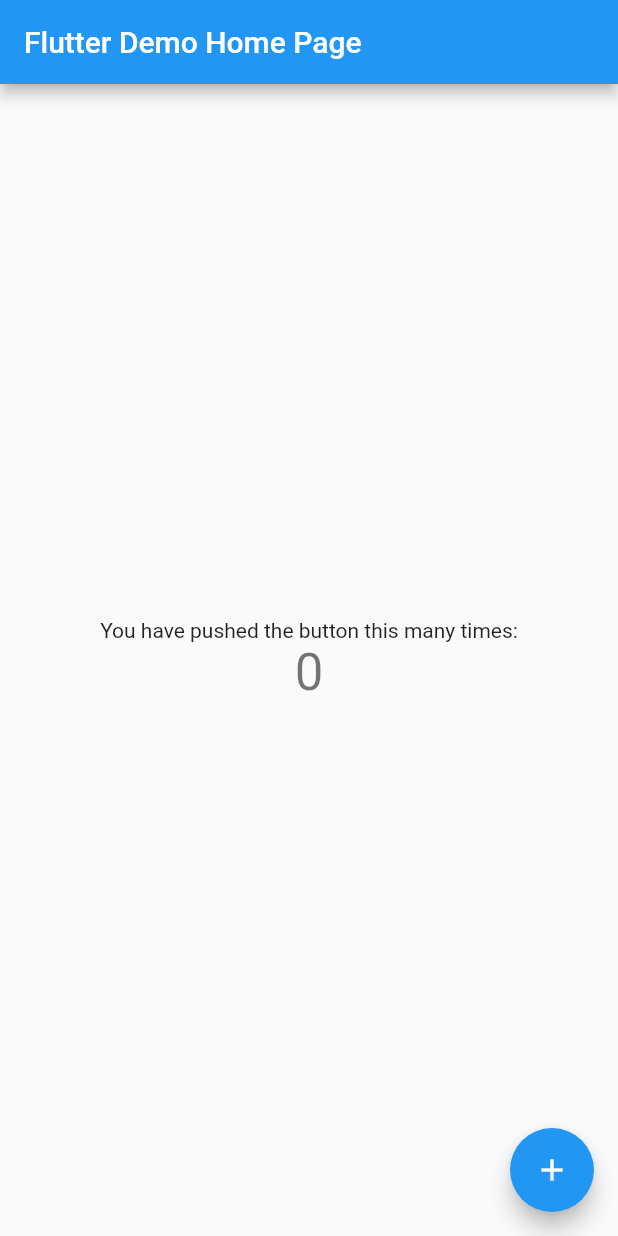
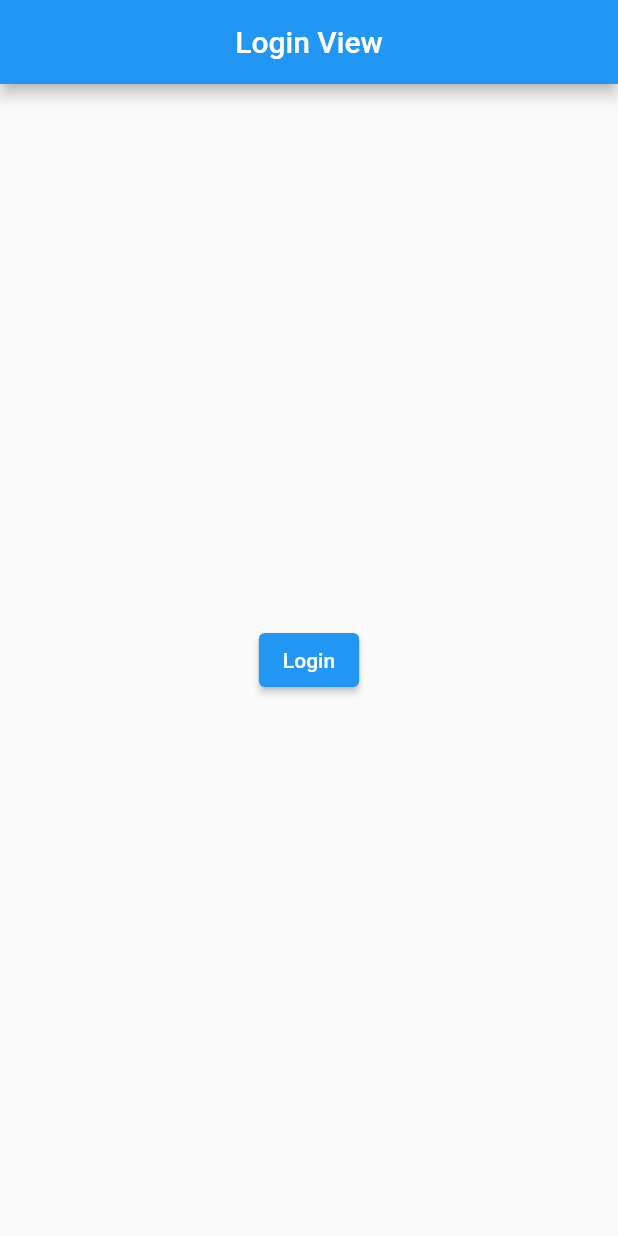
Before and after one commit to JulianSantiago24/color_generation, a Flutter app: the screen it shows after launch, on a phone screen of 412 x 824 dp. Run offline on Flutter 3.47's test engine with Material 2 defaults, Android fonts, the phone set to English and light mode, and no system bars; our stand-ins replace get, get_storage.

```diff
--- /dev/null
+++ b/lib/app/modules/login/login_page.dart
@@ -0,0 +1,28 @@
+
+
+import 'package:flutter/material.dart';
+import 'package:get/get.dart';
+
+import 'package:color_generation/app/modules/login/login_controller.dart';
+import 'package:get/get_state_manager/src/simple/get_view.dart';
+
+class LoginPage extends GetView<LoginController> {
+
+  @override
+  Widget build(BuildContext context) {
+    return Scaffold(
+      appBar: AppBar(
+        title: const Text('Login View'),
+        centerTitle: true,
+      ),
+      body: Center(
+        child: ElevatedButton(
+          child: const Text("Login"),
+          onPressed: () {
+            controller.login();
+          },
+        ),
+      ),
+    );
+  }
+}
--- /dev/null
+++ b/lib/app/routes/app_routes.dart
@@ -0,0 +1,13 @@
+part of 'app_pages.dart';
+
+abstract class Routes {
+  Routes._();
+  static const LOGIN = _Paths.LOGIN;
+  static const HOME = _Paths.HOME;
+}
+
+abstract class _Paths {
+  _Paths._();
+  static const LOGIN = '/login';
+  static const HOME = '/home';
+}
--- a/lib/main.dart
+++ b/lib/main.dart
@@ -1,115 +1,16 @@
+import 'package:color_generation/app/routes/app_pages.dart';
 import 'package:flutter/material.dart';
+import 'package:get/get.dart';
+import 'package:get_storage/get_storage.dart';
 
-void main() {
-  runApp(const MyApp());
+void main() async {
+  await GetStorage.init();
+  runApp(
+    GetMaterialApp(
+      title: 'Flutter Color Generation',
+      initialRoute: AppPages.INITIAL,
+      getPages: AppPages.routes,
+      debugShowCheckedModeBanner: false,
+    ),
+  );
 }
-
-class MyApp extends StatelessWidget {
-  const MyApp({super.key});
-
-  // This widget is the root of your application.
-  @override
-  Widget build(BuildContext context) {
-    return MaterialApp(
-      title: 'Flutter Demo',
-      theme: ThemeData(
-        // This is the theme of your application.
-        //
-        // Try running your application with "flutter run". You'll see the
-        // application has a blue toolbar. Then, without quitting the app, try
-        // changing the primarySwatch below to Colors.green and then invoke
-        // "hot reload" (press "r" in the console where you ran "flutter run",
-        // or simply save your changes to "hot reload" in a Flutter IDE).
-        // Notice that the counter didn't reset back to zero; the application
-        // is not restarted.
-        primarySwatch: Colors.blue,
-      ),
-      home: const MyHomePage(title: 'Flutter Demo Home Page'),
-    );
-  }
-}
-
-class MyHomePage extends StatefulWidget {
-  const MyHomePage({super.key, required this.title});
-
-  // This widget is the home page of your application. It is stateful, meaning
-  // that it has a State object (defined below) that contains fields that affect
-  // how it looks.
-
-  // This class is the configuration for the state. It holds the values (in this
-  // case the title) provided by the parent (in this case the App widget) and
-  // used by the build method of the State. Fields in a Widget subclass are
-  // always marked "final".
-
-  final String title;
-
-  @override
-  State<MyHomePage> createState() => _MyHomePageState();
-}
-
-class _MyHomePageState extends State<MyHomePage> {
-  int _counter = 0;
-
-  void _incrementCounter() {
-    setState(() {
-      // This call to setState tells the Flutter framework that something has
-      // changed in this State, which causes it to rerun the build method below
-      // so that the display can reflect the updated values. If we changed
-      // _counter without calling setState(), then the build method would not be
-      // called again, and so nothing would appear to happen.
-      _counter++;
-    });
-  }
-
-  @override
-  Widget build(BuildContext context) {
-    // This method is rerun every time setState is called, for instance as done
-    // by the _incrementCounter method above.
-    //
-    // The Flutter framework has been optimized to make rerunning build methods
-    // fast, so that you can just rebuild anything that needs updating rather
-    // than having to individually change instances of widgets.
-    return Scaffold(
-      appBar: AppBar(
-        // Here we take the value from the MyHomePage object that was created by
-        // the App.build method, and use it to set our appbar title.
-        title: Text(widget.title),
-      ),
-      body: Center(
-        // Center is a layout widget. It takes a single child and positions it
-        // in the middle of the parent.
-        child: Column(
-          // Column is also a layout widget. It takes a list of children and
-          // arranges them vertically. By default, it sizes itself to fit its
-          // children horizontally, and tries to be as tall as its parent.
-          //
-          // Invoke "debug painting" (press "p" in the console, choose the
-          // "Toggle Debug Paint" action from the Flutter Inspector in Android
-          // Studio, or the "Toggle Debug Paint" command in Visual Studio Code)
-          // to see the wireframe for each widget.
-          //
-          // Column has various properties to control how it sizes itself and
-          // how it positions its children. Here we use mainAxisAlignment to
-          // center the children vertically; the main axis here is the vertical
-          // axis because Columns are vertical (the cross axis would be
-          // horizontal).
-          mainAxisAlignment: MainAxisAlignment.center,
-          children: <Widget>[
-            const Text(
-              'You have pushed the button this many times:',
-            ),
-            Text(
-              '$_counter',
-              style: Theme.of(context).textTheme.headlineMedium,
-            ),
-          ],
-        ),
-      ),
-      floatingActionButton: FloatingActionButton(
-        onPressed: _incrementCounter,
-        tooltip: 'Increment',
-        child: const Icon(Icons.add),
-      ), // This trailing comma makes auto-formatting nicer for build methods.
-    );
-  }
-}
--- a/pubspec.yaml
+++ b/pubspec.yaml
@@ -35,6 +35,9 @@ dependencies:
   # The following adds the Cupertino Icons font to your application.
   # Use with the CupertinoIcons class for iOS style icons.
   cupertino_icons: ^1.0.2
+  get: ^4.6.1
+  get_storage: ^2.0.3
+  shake: ^2.2.0
 
 dev_dependencies:
   flutter_test:
```
Also changed, not shown: lib/app/modules/home/home_binding.dart (added, +13 -0 lines), lib/app/modules/home/home_controller.dart (added, +35 -0 lines), lib/app/modules/home/home_page.dart (added, +29 -0 lines), lib/app/modules/login/login_binding.dart (added, +14 -0 lines), lib/app/modules/login/login_controller.dart (added, +30 -0 lines), lib/app/routes/app_pages.dart (added, +27 -0 lines), pubspec.lock, 2 other files.
